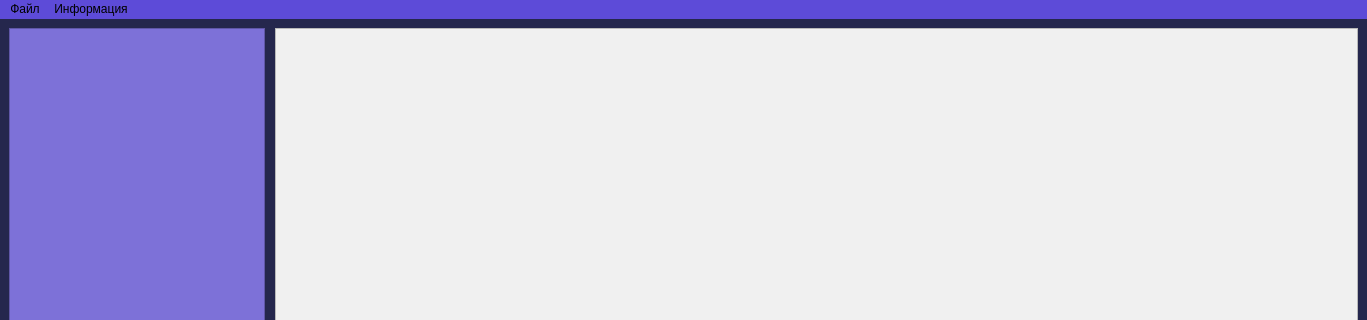
This is mainwindow.ui in D4nteSt/PyProgHandbook as Qt 5 draws it before an edit; both pictures show x 0 to 1367 and y 0 to 320 of the 1367 by 860 pixel window. The edited form follows.
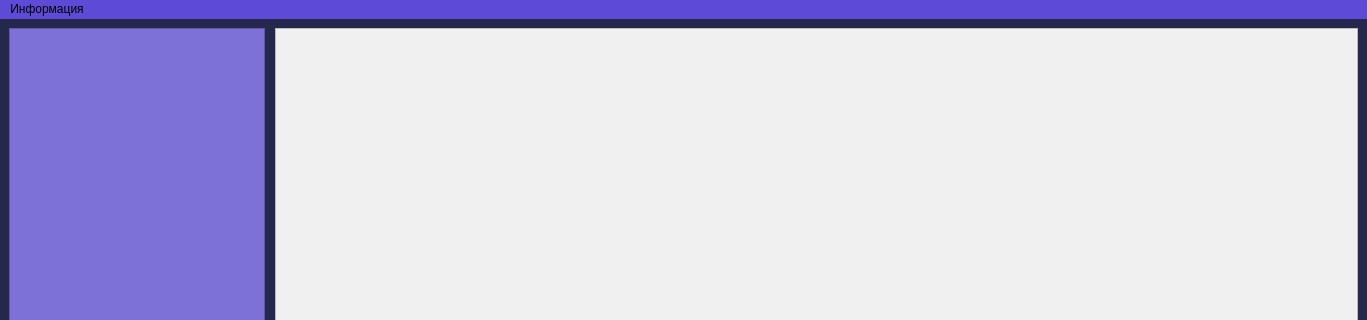
This is the edited form.

Diff of the .ui file:
```diff
--- a/mainwindow.ui
+++ b/mainwindow.ui
@@ -202,19 +202,12 @@
    <property name="styleSheet">
     <string notr="true">background-color: rgb(93, 75, 216);</string>
    </property>
-   <widget class="QMenu" name="menu">
-    <property name="title">
-     <string>Файл</string>
-    </property>
-    <addaction name="menuExit"/>
-   </widget>
    <widget class="QMenu" name="menu_2">
     <property name="title">
      <string>Информация</string>
     </property>
     <addaction name="menuAbout"/>
    </widget>
-   <addaction name="menu"/>
    <addaction name="menu_2"/>
   </widget>
   <action name="menuExit">
```
Left out of the diff: 3 changed lines with no effect on the pictures.
